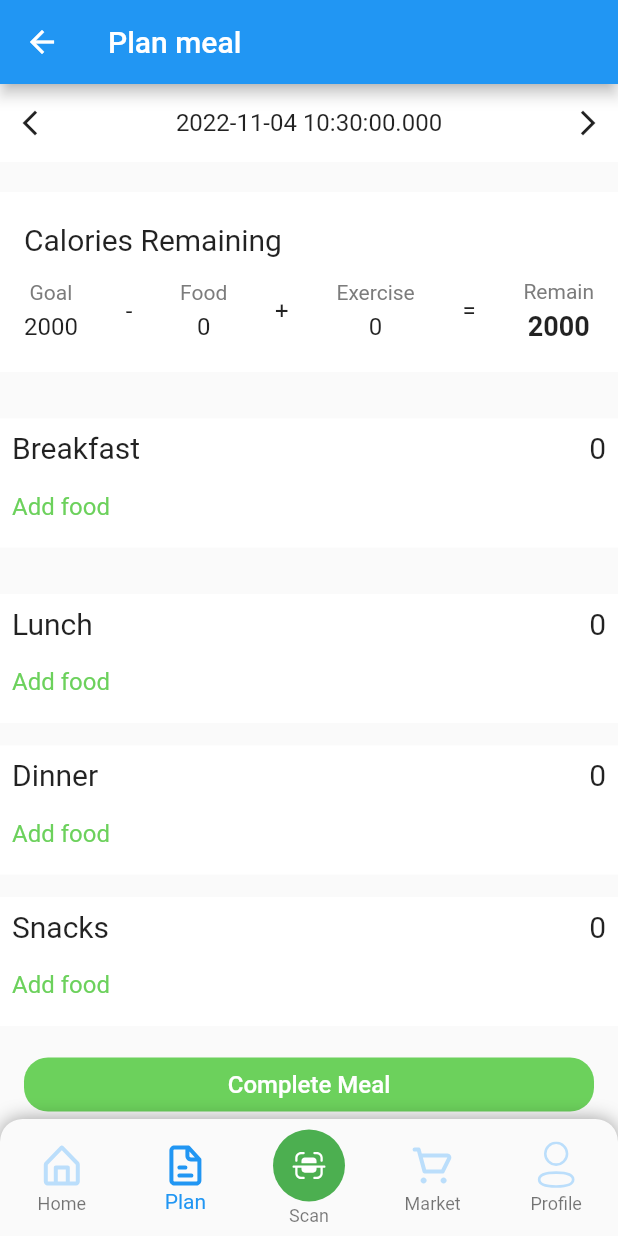
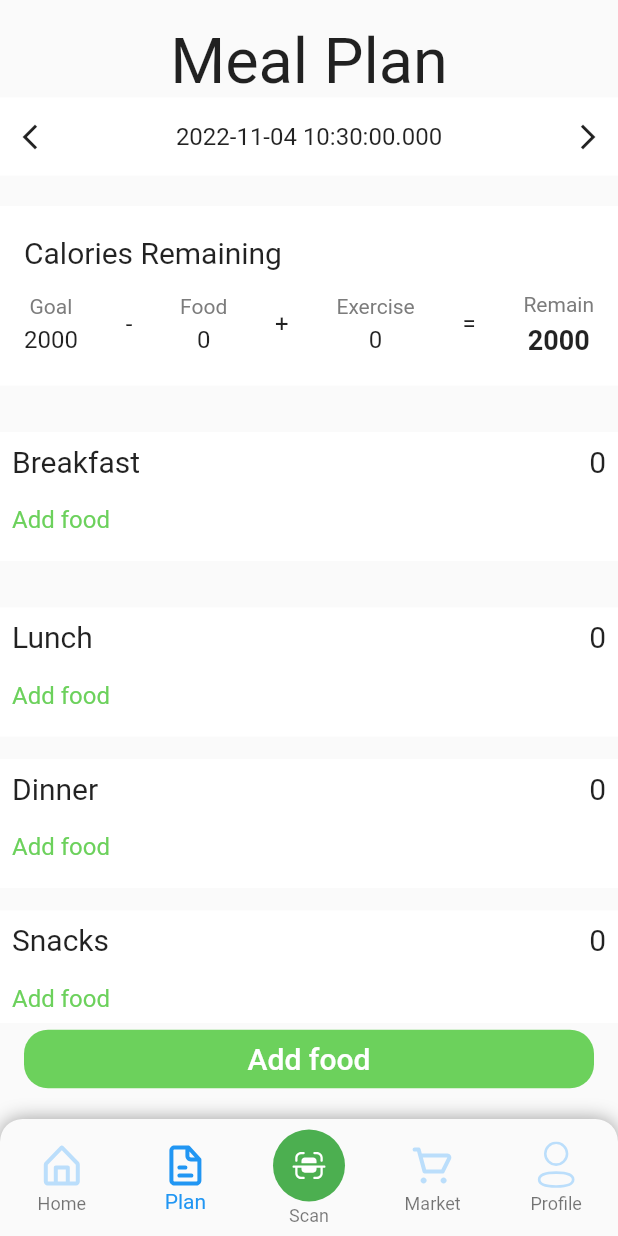
Before and after one commit to SonNguyen9720/plan_meal_app, a Flutter app: the PlanMealScreen screen opened by its route, on a phone screen of 412 x 824 dp. Run offline on Flutter 3.47's test engine with Material 2 defaults, Android fonts, the phone set to English and light mode, and no system bars; our stand-ins replace bloc, camera, carousel_slider, device_preview, equatable, firebase_core and 11 more; accounts and stored records are empty; Roboto replaces fonts that are missing (Signika).

Commit message:
Update UI

```diff
--- a/lib/presentation/features/plan_meal/plan_meal_screen.dart
+++ b/lib/presentation/features/plan_meal/plan_meal_screen.dart
@@ -14,9 +14,14 @@ class PlanMealScreen extends StatelessWidget {
       child: BlocBuilder<PlanMealBloc, PlanMealState>(
         builder: (context, state) {
           return PlanMealAppScaffold(
-              title: "Plan meal",
-              body: Column(
+              body: Padding(
+                padding: const EdgeInsets.symmetric(vertical: 16.0),
+                child: Column(
                   children: [
+                    Text(
+                      "Meal Plan",
+                      style: TextStyle(fontSize: 42),
+                    ),
                     Container(
                       padding: const EdgeInsets.symmetric(
                           vertical: 16, horizontal: 10),
@@ -51,7 +56,9 @@ class PlanMealScreen extends StatelessWidget {
                       height: 20,
                     ),
                     Expanded(child: buildPlanMealBody()),
+                    buildSubmitPlanMealButton(),
                   ],
+                ),
               ),
               bottomMenuIndex: 1);
         },
@@ -124,7 +131,6 @@ class PlanMealScreen extends StatelessWidget {
           const SizedBox(
             height: 15,
           ),
-          buildSubmitPlanMealButton(),
         ],
       ),
     );
@@ -207,14 +213,16 @@ class PlanMealScreen extends StatelessWidget {
         Expanded(
           child: TextButton(
             onPressed: () {},
-            child: Text(
-              "Complete Meal",
-              style: GoogleFonts.signika(color: Colors.white, fontSize: 16),
+            child: const Text(
+              "Add food",
+              style: TextStyle(fontSize: 20),
             ),
             style: TextButton.styleFrom(
               backgroundColor: AppColors.green,
               shape: const RoundedRectangleBorder(
-                    borderRadius: BorderRadius.all(Radius.circular(16)))),
+                  borderRadius: BorderRadius.all(Radius.circular(16))),
+              primary: AppColors.white,
+            ),
           ),
         ),
       ]),
```
Lines whose indentation alone changed are shown as unchanged.
